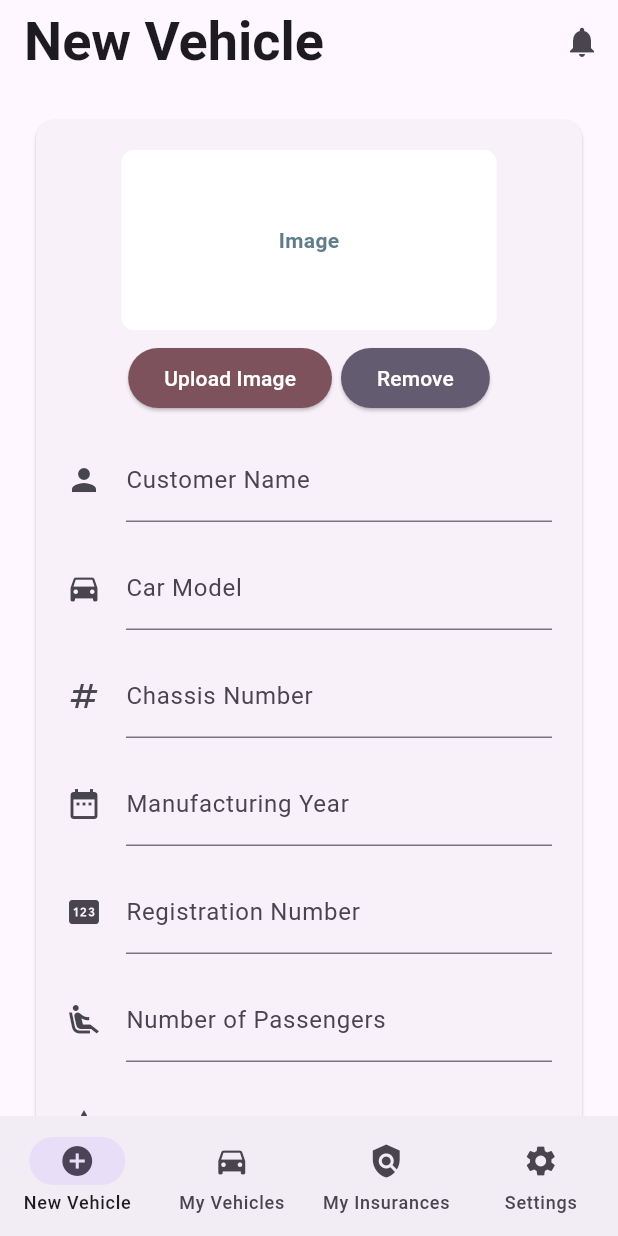
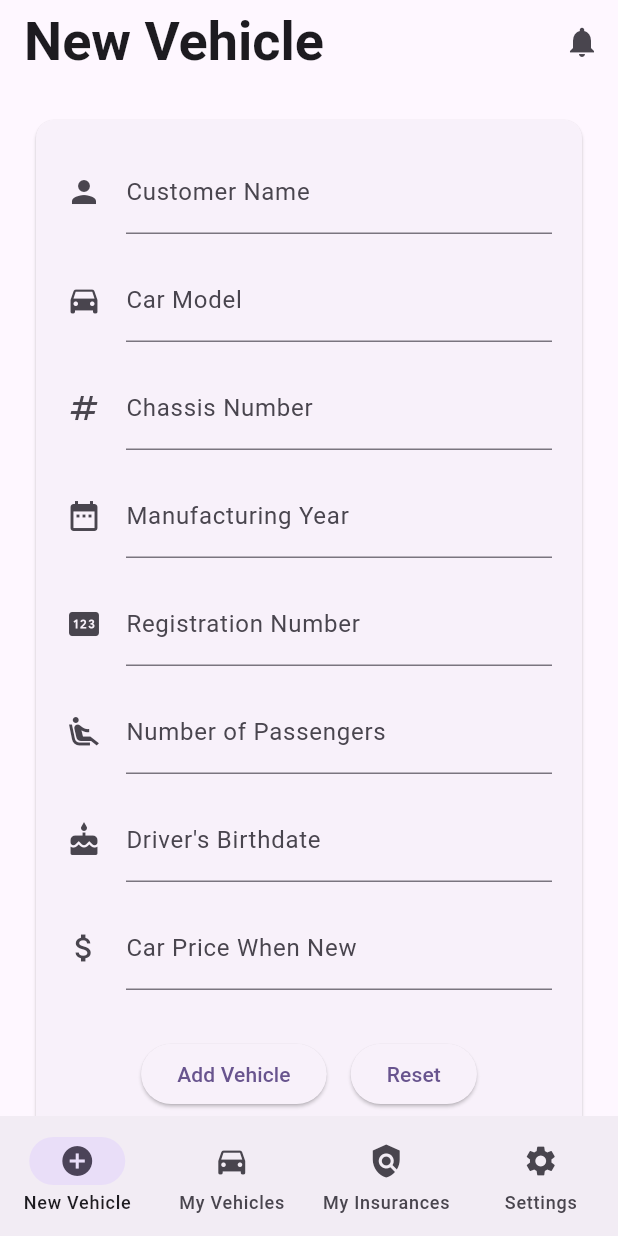
Before and after one commit to AbeerNabeel-20192830/ITCS444-project, a Flutter app: the screen it shows once a user with an empty profile is signed in, on a phone screen of 412 x 824 dp. Run offline on Flutter 3.47's test engine with Material 3 defaults, Android fonts, the phone set to English and light mode, and no system bars; our stand-ins replace awesome_snackbar_content, cloud_firestore, firebase_auth, firebase_core, shared_preferences; missing offline and left inert: age_calculator, ulid; accounts and stored records are empty; generated files the repository leaves out were written again.

Commit message:
vehicle_form.dart

```diff
--- a/lib/customer/vehicle/vehicle_form.dart
+++ b/lib/customer/vehicle/vehicle_form.dart
@@ -1,13 +1,12 @@
-import 'package:awesome_snackbar_content/awesome_snackbar_content.dart';
-import 'package:flutter/foundation.dart';
+import 'dart:math' as math;
 import 'package:flutter/material.dart';
 import 'package:age_calculator/age_calculator.dart';
 import 'package:flutter_project/components/custom_snackbar.dart';
 import 'package:flutter_project/models/vehicle.dart';
 import 'package:flutter_project/models/vehicle_provider.dart';
 import 'package:flutter_project/utils.dart';
-import 'package:image_picker_web/image_picker_web.dart';
 import 'package:provider/provider.dart';
+import 'package:awesome_snackbar_content/awesome_snackbar_content.dart';
 
 enum FormType { create, update }
 
@@ -21,7 +20,8 @@ class VehicleForm extends StatefulWidget {
   State<VehicleForm> createState() => _VehicleFormState();
 }
 
-class _VehicleFormState extends State<VehicleForm> {
+class _VehicleFormState extends State<VehicleForm>
+    with TickerProviderStateMixin {
   final GlobalKey<FormState> vehicleForm = GlobalKey<FormState>();
 
   // form fields
@@ -35,8 +35,61 @@ class _VehicleFormState extends State<VehicleForm> {
   TextEditingController carPrice = TextEditingController();
   int? driverAge;
 
-  bool imageAvailable = false;
-  Uint8List? imageFile;
+  // animation controllers
+  late final Map<String, AnimationController> _controllers;
+  late final Map<String, Animation<double>> _animations;
+
+  @override
+  void initState() {
+    super.initState();
+    _controllers = {
+      'name': AnimationController(
+          vsync: this, duration: const Duration(milliseconds: 400)),
+      'model': AnimationController(
+          vsync: this, duration: const Duration(milliseconds: 400)),
+      'chassis': AnimationController(
+          vsync: this, duration: const Duration(milliseconds: 400)),
+      'year': AnimationController(
+          vsync: this, duration: const Duration(milliseconds: 400)),
+      'reg': AnimationController(
+          vsync: this, duration: const Duration(milliseconds: 400)),
+      'passengers': AnimationController(
+          vsync: this, duration: const Duration(milliseconds: 400)),
+      'birth': AnimationController(
+          vsync: this, duration: const Duration(milliseconds: 400)),
+      'price': AnimationController(
+          vsync: this, duration: const Duration(milliseconds: 400)),
+    };
+
+    _animations = {
+      for (var key in _controllers.keys)
+        key: Tween<double>(begin: 0, end: 10).animate(
+          CurvedAnimation(parent: _controllers[key]!, curve: Curves.elasticIn),
+        )..addStatusListener((status) {
+            if (status == AnimationStatus.completed) {
+              _controllers[key]!.reset();
+            }
+          }),
+    };
+  }
+
+  @override
+  void dispose() {
+    for (var c in _controllers.values) {
+      c.dispose();
+    }
+    super.dispose();
+  }
+
+  Widget buildAnimatedField(String key, Widget child) {
+    return AnimatedBuilder(
+      animation: _animations[key]!,
+      builder: (context, _) {
+        final offset = math.sin(_animations[key]!.value) * 6;
+        return Transform.translate(offset: Offset(offset, 0), child: child);
+      },
+    );
+  }
 
   @override
   Widget build(BuildContext context) {
@@ -62,103 +115,51 @@ class _VehicleFormState extends State<VehicleForm> {
       child: Column(
         spacing: 16,
         children: [
-          Column(
-            spacing: 8,
-            children: [
-              Container(
-                height: 120,
-                width: 250,
-                decoration: BoxDecoration(
-                    color: Colors.white,
-                    borderRadius: BorderRadius.all(Radius.circular(8))),
-                child: Center(
-                  child: imageAvailable
-                      ? Image.memory(imageFile!)
-                      : Text(
-                          'Image',
-                          style: TextStyle(
-                              color: Colors.blueGrey,
-                              fontWeight: FontWeight.bold),
-                        ),
-                ),
-              ),
-              Row(
-                  spacing: 6,
-                  mainAxisAlignment: MainAxisAlignment.center,
-                  children: [
-                    ElevatedButton(
-                      onPressed: () async {
-                        final image = await ImagePickerWeb.getImageInfo();
-
-                        if (image != null) {
-                          setState(() {
-                            imageFile = image.data;
-                            imageAvailable = true;
-                          });
-                        }
-                      },
-                      style: ElevatedButton.styleFrom(
-                        foregroundColor:
-                            Theme.of(context).colorScheme.onTertiary,
-                        backgroundColor: Theme.of(context).colorScheme.tertiary,
-                      ),
-                      child: Text('Upload Image'),
-                    ),
-                    ElevatedButton(
-                      onPressed: () {
-                        setState(() {
-                          imageFile = null;
-                          imageAvailable = false;
-                        });
-                      },
-                      style: ElevatedButton.styleFrom(
-                        foregroundColor:
-                            Theme.of(context).colorScheme.onSecondary,
-                        backgroundColor:
-                            Theme.of(context).colorScheme.secondary,
-                      ),
-                      child: Text('Remove'),
-                    ),
-                  ])
-            ],
-          ),
           // Customer Name
+          buildAnimatedField(
+            'name',
             TextFormField(
               controller: customerName,
               decoration: const InputDecoration(
                   labelText: 'Customer Name', icon: Icon(Icons.person)),
               validator: (value) {
                 if (value!.isEmpty) {
+                  _controllers['name']!.forward();
                   return 'Customer name is required';
                 }
-
                 if (!alphaRegex.hasMatch(value)) {
+                  _controllers['name']!.forward();
                   return 'Customer name cannot contain numbers or special characters';
                 }
-
                 return null;
               },
             ),
+          ),
 
           // Car Model
+          buildAnimatedField(
+            'model',
             TextFormField(
               controller: carModel,
               decoration: const InputDecoration(
                   labelText: 'Car Model', icon: Icon(Icons.directions_car)),
               validator: (value) {
                 if (value!.isEmpty) {
+                  _controllers['model']!.forward();
                   return 'Car model is required';
                 }
-
                 if (!alphanumericRegex.hasMatch(value)) {
+                  _controllers['model']!.forward();
                   return 'Car model must be alphanumeric';
                 }
-
                 return null;
               },
             ),
+          ),
 
           // Chassis Number
+          buildAnimatedField(
+            'chassis',
             TextFormField(
               controller: chassisNumber,
               decoration: const InputDecoration(
@@ -167,18 +168,21 @@ class _VehicleFormState extends State<VehicleForm> {
               ),
               validator: (value) {
                 if (value!.isEmpty) {
+                  _controllers['chassis']!.forward();
                   return 'Customer name is required';
                 }
-
                 if (!alphanumericRegex.hasMatch(value)) {
+                  _controllers['chassis']!.forward();
                   return 'Chassis number must be alphanumeric';
                 }
-
                 return null;
               },
             ),
+          ),
 
           // Manufacturing Year
+          buildAnimatedField(
+            'year',
             TextFormField(
               controller: manuYear,
               decoration: const InputDecoration(
@@ -188,6 +192,7 @@ class _VehicleFormState extends State<VehicleForm> {
               readOnly: true,
               validator: (value) {
                 if (value!.isEmpty) {
+                  _controllers['year']!.forward();
                   return 'Manufacturing year is required';
                 }
                 return null;
@@ -214,8 +219,11 @@ class _VehicleFormState extends State<VehicleForm> {
                 );
               },
             ),
+          ),
 
           // Registration Number
+          buildAnimatedField(
+            'reg',
             TextFormField(
               controller: regNumber,
               decoration: const InputDecoration(
@@ -225,18 +233,21 @@ class _VehicleFormState extends State<VehicleForm> {
               keyboardType: const TextInputType.numberWithOptions(),
               validator: (value) {
                 if (value!.isEmpty) {
+                  _controllers['reg']!.forward();
                   return 'Registrastion number is required';
                 }
-
                 if (!alphanumericRegex.hasMatch(value)) {
+                  _controllers['reg']!.forward();
                   return 'Registration number must be alphanumeric';
                 }
-
                 return null;
               },
             ),
+          ),
 
           // Number of Passengers
+          buildAnimatedField(
+            'passengers',
             TextFormField(
               controller: passengers,
               decoration: const InputDecoration(
@@ -245,22 +256,25 @@ class _VehicleFormState extends State<VehicleForm> {
               ),
               validator: (value) {
                 if (value!.isEmpty) {
+                  _controllers['passengers']!.forward();
                   return 'Number of passengers is required';
                 }
-
                 if (int.tryParse(value) == null) {
+                  _controllers['passengers']!.forward();
                   return 'Number of passengers must be a number';
                 }
-
                 if (int.parse(value) <= 0) {
+                  _controllers['passengers']!.forward();
                   return 'Number of passengers must be positive';
                 }
-
                 return null;
               },
             ),
+          ),
 
           // Driver's birthdate (for age)
+          buildAnimatedField(
+            'birth',
             TextFormField(
               controller: driverBirth,
               decoration: InputDecoration(
@@ -270,13 +284,13 @@ class _VehicleFormState extends State<VehicleForm> {
               readOnly: true,
               validator: (value) {
                 if (value!.isEmpty) {
+                  _controllers['birth']!.forward();
                   return 'Driver\'s birthdate is required';
                 }
-
                 if (driverAge! < 18) {
+                  _controllers['birth']!.forward();
                   return 'Driver must be 18 or older';
                 }
-
                 return null;
               },
               onTap: () {
@@ -298,8 +312,11 @@ class _VehicleFormState extends State<VehicleForm> {
                 });
               },
             ),
+          ),
 
           // Car price when new
+          buildAnimatedField(
+            'price',
             TextFormField(
               controller: carPrice,
               decoration: const InputDecoration(
@@ -308,19 +325,20 @@ class _VehicleFormState extends State<VehicleForm> {
                   suffixText: 'BHD'),
               validator: (value) {
                 if (value!.isEmpty) {
+                  _controllers['price']!.forward();
                   return 'Car price is required';
                 }
-
                 if (double.tryParse(value) == null) {
+                  _controllers['price']!.forward();
                   return 'Car price must be a number';
                 }
-
                 if (double.parse(value) <= 0) {
+                  _controllers['price']!.forward();
                   return 'Car price must be positive';
                 }
-
                 return null;
               },
+            ),
           ),
           const SizedBox(),
           Wrap(
@@ -331,22 +349,12 @@ class _VehicleFormState extends State<VehicleForm> {
             children: [
               ElevatedButton(
                   onPressed: () => submitVehicle(vehicle),
-                style: ElevatedButton.styleFrom(
-                  backgroundColor: Theme.of(context).colorScheme.primary,
-                  foregroundColor: Theme.of(context).colorScheme.onPrimary,
-                ),
                   child: Text(widget.formType == FormType.create
                       ? 'Add Vehicle'
-                    : 'Update Vehicle'),
-              ),
+                      : 'Update Vehicle')),
               ElevatedButton(
                   onPressed: () => vehicleForm.currentState!.reset(),
-                style: ElevatedButton.styleFrom(
-                  backgroundColor: Theme.of(context).colorScheme.secondary,
-                  foregroundColor: Theme.of(context).colorScheme.onSecondary,
-                ),
-                child: const Text('Reset'),
-              ),
+                  child: const Text('Reset'))
             ],
           ),
         ],
@@ -368,14 +376,6 @@ class _VehicleFormState extends State<VehicleForm> {
       }
 
       vehicleForm.currentState!.reset();
-      customerName.clear();
-      carModel.clear();
-      chassisNumber.clear();
-      manuYear.clear();
-      regNumber.clear();
-      passengers.clear();
-      driverBirth.clear();
-      carPrice.clear();
       customerName.clear();
       carModel.clear();
       chassisNumber.clear();
```
Lines whose indentation alone changed are shown as unchanged.
